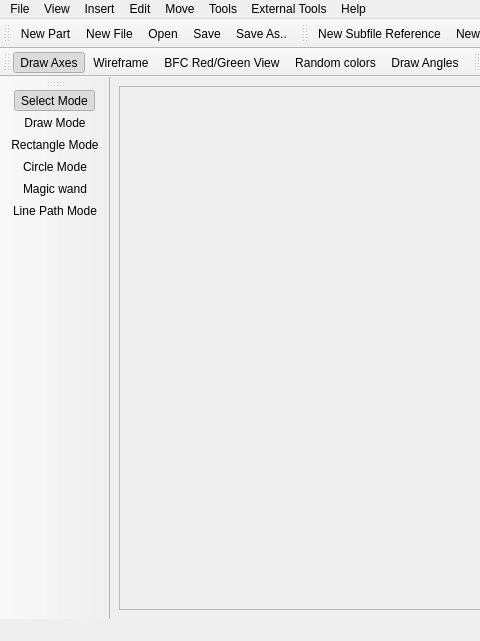
First picture: the form in ui/ldforge.ui, repository Symbian9/ldforge, before the edit; both pictures show x 0 to 480 and y 0 to 641 of the 1010 by 641 pixel window.
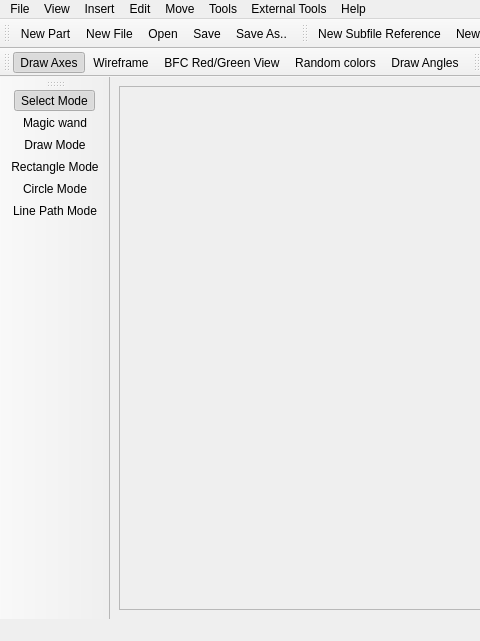
Second picture: the form after the edit. Icons and pictures are not drawn.

Commit message: - interface fixes and changes: edit modes now use plain letter keybinds like gimp, fixed some edit modes missing from the menu, magic wand now follows the selection mode (in order to group selective/drawing modes together like that), etc

```diff
--- a/ui/ldforge.ui
+++ b/ui/ldforge.ui
@@ -531,10 +531,10 @@
     <bool>false</bool>
    </attribute>
    <addaction name="actionModeSelect"/>
+   <addaction name="actionModeMagicWand"/>
    <addaction name="actionModeDraw"/>
    <addaction name="actionModeRectangle"/>
    <addaction name="actionModeCircle"/>
-   <addaction name="actionModeMagicWand"/>
    <addaction name="actionModeLinePath"/>
   </widget>
   <widget class="QToolBar" name="colorToolbar">
```
Left out of the diff: 78 changed lines with no effect on the pictures.
